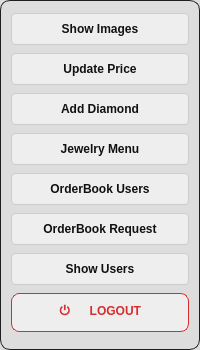
Before: the Qt Designer form adminmenubuttons.ui in MegaMineDSS/LuxeMine, drawn with Qt 5.
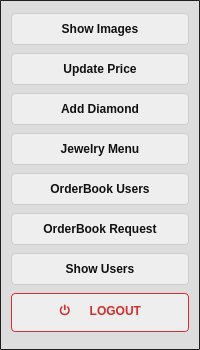
After: the same form once the commit is applied.

Diff of the .ui file:
```diff
--- a/adminmenubuttons.ui
+++ b/adminmenubuttons.ui
@@ -17,7 +17,7 @@
    <string notr="true">QDialog{
     background-color: #DDDDDD;
     border: 1px solid #1e1e1e;
-    border-radius: 10px;
+    border-radius: 1px;
 }</string>
   </property>
   <layout class="QVBoxLayout" name="verticalLayout">
@@ -351,14 +351,15 @@
      </property>
      <property name="styleSheet">
       <string notr="true">QPushButton {
-    background-color: #EEEEEE; /* White background */
-    color: #D32F2F; /* Red text */
-    font-size: 12px; /* Font size */
-    font-weight: bold; /* Bold text */
-    border: 1px solid #D32F2F; /* Red border */
-    border-radius: 8px; /* Rounded corners */
-    padding: 8px 20px; /* Padding for size */
-    text-align: center; /* Center the text */
+    background-color: #EEEEEE;
+    color: #D32F2F;
+    font-size: 12px;
+    font-weight: bold;
+    border-radius: 4px;
+    padding: 8px 20px;
+    min-width: 80px;
+    text-align: center;
+    border: 1px solid #D32F2F;
 }
 
 QPushButton:hover {
```
Left out of the diff: 20 changed lines with no effect on the pictures.
